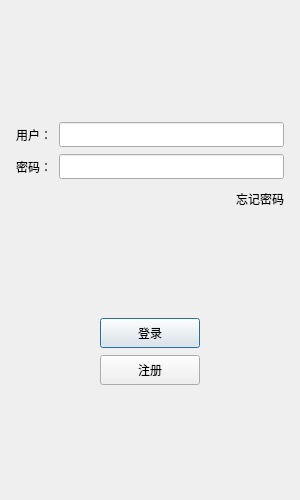
Old version of the form client/logindialog.ui in the repository infinityqiao/chat_lab.
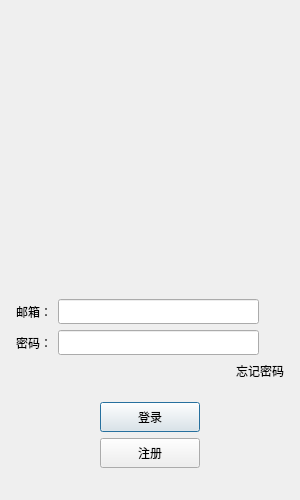
New version of the form. Icons and pictures are not drawn. Custom widgets are drawn as their Qt base class.

Commit message: impl login, tcp cli con

What changed in the file:
```diff
--- a/client/logindialog.ui
+++ b/client/logindialog.ui
@@ -25,12 +25,9 @@
   <property name="windowTitle">
    <string>Dialog</string>
   </property>
-  <layout class="QVBoxLayout" name="verticalLayout_2">
+  <layout class="QVBoxLayout" name="verticalLayout_3">
    <item>
-    <layout class="QVBoxLayout" name="verticalLayout">
-     <property name="spacing">
-      <number>7</number>
-     </property>
+    <layout class="QVBoxLayout" name="verticalLayout_2">
      <property name="leftMargin">
       <number>5</number>
      </property>
@@ -44,10 +41,50 @@
       <number>5</number>
      </property>
      <item>
-      <widget class="QWidget" name="widget" native="true">
+      <widget class="QLabel" name="err_tip">
+       <property name="minimumSize">
+        <size>
+         <width>0</width>
+         <height>25</height>
+        </size>
+       </property>
+       <property name="maximumSize">
+        <size>
+         <width>16777215</width>
+         <height>25</height>
+        </size>
+       </property>
+       <property name="text">
+        <string/>
+       </property>
+       <property name="alignment">
+        <set>Qt::AlignmentFlag::AlignCenter</set>
+       </property>
+      </widget>
+     </item>
+     <item>
+      <widget class="QWidget" name="head_widget" native="true">
+       <property name="minimumSize">
+        <size>
+         <width>200</width>
+         <height>230</height>
+        </size>
+       </property>
        <layout class="QGridLayout" name="gridLayout">
-        <item row="0" column="0">
-         <widget class="QLabel" name="label">
+        <item row="1" column="0">
+         <widget class="QLabel" name="head_label">
+          <property name="minimumSize">
+           <size>
+            <width>200</width>
+            <height>200</height>
+           </size>
+          </property>
+          <property name="maximumSize">
+           <size>
+            <width>200</width>
+            <height>200</height>
+           </size>
+          </property>
           <property name="text">
            <string/>
           </property>
@@ -59,67 +96,80 @@
           </property>
          </widget>
         </item>
-        <item row="1" column="0">
-         <spacer name="verticalSpacer">
-          <property name="orientation">
-           <enum>Qt::Orientation::Vertical</enum>
-          </property>
-          <property name="sizeHint" stdset="0">
-           <size>
-            <width>20</width>
-            <height>40</height>
-           </size>
-          </property>
-         </spacer>
-        </item>
        </layout>
       </widget>
      </item>
      <item>
-      <layout class="QHBoxLayout" name="horizontalLayout">
-       <property name="spacing">
-        <number>7</number>
+      <spacer name="verticalSpacer_3">
+       <property name="orientation">
+        <enum>Qt::Orientation::Vertical</enum>
        </property>
-       <item>
-        <widget class="QLabel" name="user_label">
-         <property name="minimumSize">
-          <size>
-           <width>0</width>
-           <height>25</height>
-          </size>
-         </property>
-         <property name="maximumSize">
-          <size>
-           <width>16777215</width>
-           <height>25</height>
-          </size>
-         </property>
-         <property name="text">
-          <string>用户：</string>
-         </property>
-        </widget>
-       </item>
-       <item>
-        <widget class="QLineEdit" name="user_edit">
-         <property name="minimumSize">
-          <size>
-           <width>0</width>
-           <height>25</height>
-          </size>
-         </property>
-         <property name="maximumSize">
-          <size>
-           <width>16777215</width>
-           <height>25</height>
-          </size>
-         </property>
-        </widget>
-       </item>
-      </layout>
+       <property name="sizeHint" stdset="0">
+        <size>
+         <width>20</width>
+         <height>40</height>
+        </size>
+       </property>
+      </spacer>
      </item>
      <item>
       <layout class="QHBoxLayout" name="horizontalLayout_2">
        <item>
+        <widget class="QLabel" name="email_lb">
+         <property name="minimumSize">
+          <size>
+           <width>0</width>
+           <height>25</height>
+          </size>
+         </property>
+         <property name="maximumSize">
+          <size>
+           <width>16777215</width>
+           <height>25</height>
+          </size>
+         </property>
+         <property name="text">
+          <string>邮箱：</string>
+         </property>
+        </widget>
+       </item>
+       <item>
+        <widget class="QLineEdit" name="email_edit">
+         <property name="minimumSize">
+          <size>
+           <width>0</width>
+           <height>25</height>
+          </size>
+         </property>
+         <property name="maximumSize">
+          <size>
+           <width>16777215</width>
+           <height>25</height>
+          </size>
+         </property>
+        </widget>
+       </item>
+       <item>
+        <spacer name="horizontalSpacer_6">
+         <property name="orientation">
+          <enum>Qt::Orientation::Horizontal</enum>
+         </property>
+         <property name="sizeType">
+          <enum>QSizePolicy::Policy::Fixed</enum>
+         </property>
+         <property name="sizeHint" stdset="0">
+          <size>
+           <width>25</width>
+           <height>20</height>
+          </size>
+         </property>
+        </spacer>
+       </item>
+      </layout>
+     </item>
+     <item>
+      <layout class="QHBoxLayout" name="horizontalLayout_3">
+       <item>
         <widget class="QLabel" name="password_label">
          <property name="minimumSize">
           <size>
@@ -154,10 +204,26 @@
          </property>
         </widget>
        </item>
+       <item>
+        <spacer name="horizontalSpacer_7">
+         <property name="orientation">
+          <enum>Qt::Orientation::Horizontal</enum>
+         </property>
+         <property name="sizeType">
+          <enum>QSizePolicy::Policy::Fixed</enum>
+         </property>
+         <property name="sizeHint" stdset="0">
+          <size>
+           <width>25</width>
+           <height>20</height>
+          </size>
+         </property>
+        </spacer>
+       </item>
       </layout>
      </item>
      <item>
-      <layout class="QHBoxLayout" name="horizontalLayout_3">
+      <layout class="QHBoxLayout" name="horizontalLayout_4">
        <item>
         <spacer name="horizontalSpacer">
          <property name="orientation">
@@ -173,18 +239,6 @@
        </item>
        <item>
         <widget class="ClickedLabel" name="forget_label">
-         <property name="minimumSize">
-          <size>
-           <width>0</width>
-           <height>25</height>
-          </size>
-         </property>
-         <property name="maximumSize">
-          <size>
-           <width>16777215</width>
-           <height>25</height>
-          </size>
-         </property>
          <property name="text">
           <string>忘记密码</string>
          </property>
@@ -206,7 +260,7 @@
       </spacer>
      </item>
      <item>
-      <layout class="QHBoxLayout" name="horizontalLayout_4">
+      <layout class="QHBoxLayout" name="horizontalLayout_5">
        <item>
         <spacer name="horizontalSpacer_2">
          <property name="orientation">
@@ -221,19 +275,13 @@
         </spacer>
        </item>
        <item>
-        <widget class="QPushButton" name="pushButton">
+        <widget class="QPushButton" name="login_btn">
          <property name="minimumSize">
           <size>
            <width>100</width>
            <height>30</height>
           </size>
          </property>
-         <property name="maximumSize">
-          <size>
-           <width>100</width>
-           <height>30</height>
-          </size>
-         </property>
          <property name="text">
           <string>登录</string>
          </property>
@@ -255,7 +303,7 @@
       </layout>
      </item>
      <item>
-      <layout class="QHBoxLayout" name="horizontalLayout_5">
+      <layout class="QHBoxLayout" name="horizontalLayout_6">
        <item>
         <spacer name="horizontalSpacer_4">
          <property name="orientation">
@@ -277,12 +325,6 @@
            <height>30</height>
           </size>
          </property>
-         <property name="maximumSize">
-          <size>
-           <width>100</width>
-           <height>30</height>
-          </size>
-         </property>
          <property name="text">
           <string>注册</string>
          </property>
@@ -304,7 +346,7 @@
       </layout>
      </item>
      <item>
-      <spacer name="verticalSpacer_3">
+      <spacer name="verticalSpacer">
        <property name="orientation">
         <enum>Qt::Orientation::Vertical</enum>
        </property>
```
Left out of the diff: 10 changed lines with no effect on the pictures. The commit also changes 42 other files.
